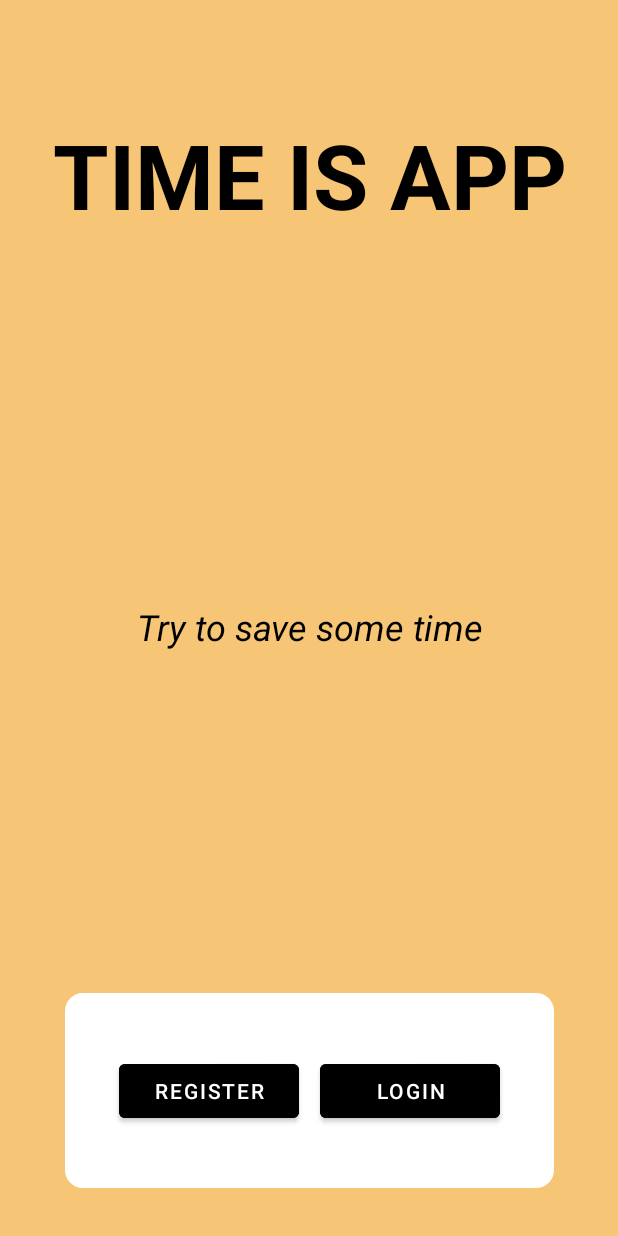
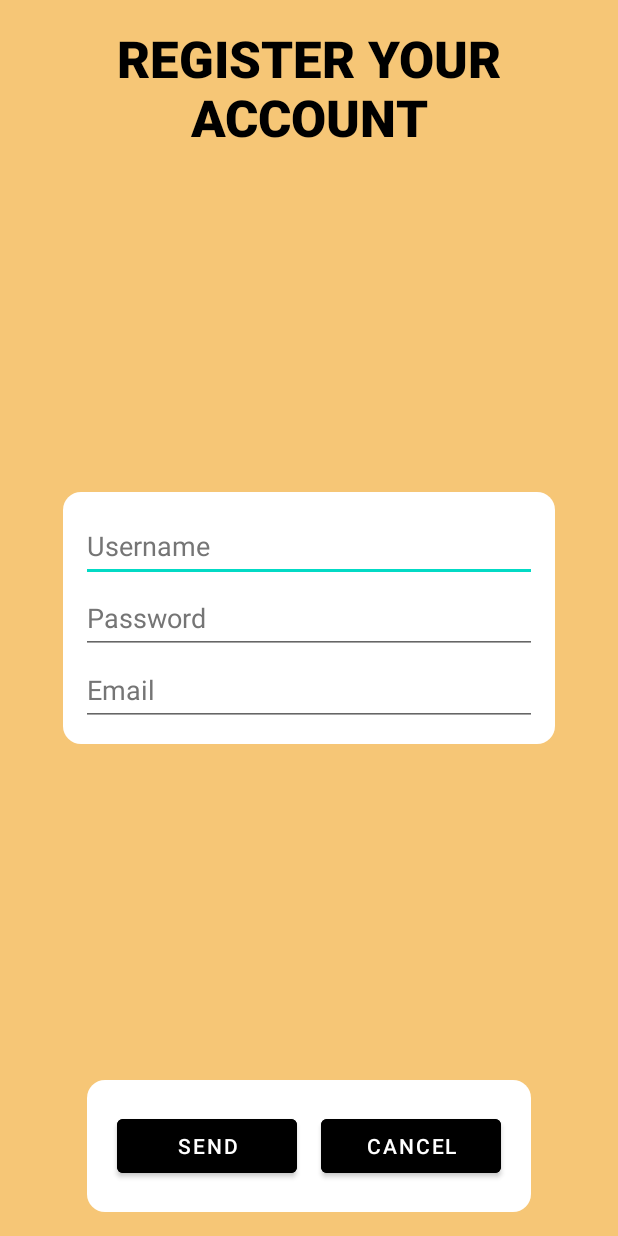
Before and after one commit to Kilne/TimeIsApp, an Android app: the screen it shows after launch (MainActivity before the commit, RegisterActivity after it), after a tap on "REGISTER", on a phone screen of 412 x 824 dp. Run offline under Robolectric (Android 15) with nearby library versions, the phone set to English and light mode, and no system bars.

Commit message:
registrazione completa TODO: Fix catch connessione mancante, logged in activity, already logged in check

```diff
--- a/app/build.gradle
+++ b/app/build.gradle
@@ -1,6 +1,7 @@
 plugins {
     id 'com.android.application'
     id 'org.jetbrains.kotlin.android'
+    id 'org.jetbrains.kotlin.plugin.serialization' version '1.7.20'
 }
 
 android {
@@ -9,7 +10,7 @@ android {
     defaultConfig {
         applicationId "com.example.timeisapp"
         minSdk 28
-        targetSdk 32
+        targetSdk 33
         versionCode 1
         versionName "1.0"
 
--- a/app/src/main/AndroidManifest.xml
+++ b/app/src/main/AndroidManifest.xml
@@ -5,6 +5,7 @@
 
     <uses-permission android:name="android.permission.INTERNET" />
     <application
+        android:enableOnBackInvokedCallback="true"
         android:allowBackup="true"
         android:dataExtractionRules="@xml/data_extraction_rules"
         android:fullBackupContent="@xml/backup_rules"
@@ -13,7 +14,7 @@
         android:roundIcon="@mipmap/ic_launcher_round"
         android:supportsRtl="true"
         android:theme="@style/Theme.TimeIsApp"
-        tools:targetApi="31">
+        tools:targetApi="tiramisu">
         <activity
             android:name=".MainActivity"
             android:exported="true">
@@ -24,6 +25,7 @@
             </intent-filter>
         </activity>
         <activity android:name=".LogInActivity" />
+        <activity android:name=".RegisterActivity" />
     </application>
 
 </manifest>
--- /dev/null
+++ b/app/src/main/java/com/example/timeisapp/RegisterActivity.kt
@@ -0,0 +1,78 @@
+package com.example.timeisapp
+
+import android.content.Intent
+import android.os.Bundle
+import android.widget.Button
+import android.widget.EditText
+import androidx.appcompat.app.AppCompatActivity
+import com.example.timeisapp.database.registerMe
+import com.google.android.material.snackbar.Snackbar
+import kotlinx.coroutines.launch
+import kotlinx.coroutines.runBlocking
+
+class RegisterActivity : AppCompatActivity() {
+    override fun onCreate(savedInstanceState: Bundle?) {
+        super.onCreate(savedInstanceState)
+        setContentView(R.layout.register_layout)
+
+        val sendButton = findViewById<Button>(R.id.register_send_button)
+        val cancelButton = findViewById<Button>(R.id.register_cancel_button)
+        val usernameField = findViewById<EditText>(R.id.username_register)
+        val passwordField = findViewById<EditText>(R.id.password_register)
+        val emailField = findViewById<EditText>(R.id.email_register)
+        val emailRegex = Regex("\\W{2,}|\\s")
+        val emailRegex2 = Regex("[!\"£\$%&/()=?^§°ç:;,#~{}|\\[\\]<>]")
+        val emailRegex3 = Regex("\\.{2,}|-{2,}|_{2,}|\\|/")
+        val atRegex = Regex("@")
+        var registered = false
+
+
+        sendButton.setOnClickListener {
+            if (atRegex.findAll(emailField.text).count() != 1 || emailRegex.containsMatchIn(
+                    emailField.text
+                ) || emailRegex2.containsMatchIn(emailField.text) || emailRegex3.containsMatchIn(
+                    emailField.text
+                ) || atRegex.findAll(emailField.text)
+                    .count() > 1 || atRegex.findAll(emailField.text).count() < 1
+            ) {
+                Snackbar.make(it, "Invalid email", Snackbar.LENGTH_SHORT).show()
+                emailField.text.clear()
+            } else if (usernameField.text.length < 3) {
+                Snackbar.make(it, "Username too short", Snackbar.LENGTH_SHORT).show()
+                usernameField.text.clear()
+            } else if (passwordField.text.length < 8) {
+                Snackbar.make(it, "Password too short", Snackbar.LENGTH_SHORT).show()
+                passwordField.text.clear()
+            } else {
+
+                runBlocking {
+                    launch{
+                        val (responseCode, responseData) = registerMe(
+                            username = usernameField.text.toString(),
+                            password = passwordField.text.toString(),
+                            email = emailField.text.toString()
+                        )
+                        when (responseCode) {
+                            200 -> setResult(RESULT_OK, Intent().putExtra("userData", responseData))
+                            401 -> Snackbar.make(it, "Username or email already in use", Snackbar.LENGTH_SHORT).show()
+                            400 -> Snackbar.make(it, "Connection error", Snackbar.LENGTH_SHORT).show()
+                        }
+                        if (responseCode == 200) {
+                            registered = true
+                        }
+                    }.join()
+                }
+                if (registered) {
+                    finish()
+                }
+            }
+        }
+
+        cancelButton.setOnClickListener {
+            setResult(RESULT_CANCELED)
+            finish()
+        }
+
+
+    }
+}
--- /dev/null
+++ b/app/src/main/res/layout/register_layout.xml
@@ -0,0 +1,127 @@
+<?xml version="1.0" encoding="utf-8"?>
+<androidx.constraintlayout.widget.ConstraintLayout xmlns:android="http://schemas.android.com/apk/res/android"
+    xmlns:app="http://schemas.android.com/apk/res-auto"
+    xmlns:tools="http://schemas.android.com/tools"
+    android:id="@+id/register_layout"
+    android:layout_width="match_parent"
+    android:layout_height="match_parent"
+    android:background="@color/TMAPP">
+
+    <androidx.constraintlayout.widget.ConstraintLayout
+        android:id="@+id/register_form_buttons"
+        android:layout_width="wrap_content"
+        android:layout_height="wrap_content"
+        android:layout_marginStart="32dp"
+        android:layout_marginEnd="32dp"
+        android:layout_marginBottom="16dp"
+        android:background="@drawable/rounded_box"
+        app:layout_constraintBottom_toBottomOf="parent"
+        app:layout_constraintEnd_toEndOf="parent"
+        app:layout_constraintHorizontal_bias="0.5"
+        app:layout_constraintStart_toStartOf="parent">
+
+        <Button
+            android:id="@+id/register_cancel_button"
+            android:layout_width="120dp"
+            android:layout_height="wrap_content"
+            android:layout_marginStart="16dp"
+            android:layout_marginTop="8dp"
+            android:layout_marginEnd="8dp"
+            android:layout_marginBottom="8dp"
+            android:backgroundTint="@color/black"
+            android:text="@string/cancel"
+            app:layout_constraintBottom_toBottomOf="parent"
+            app:layout_constraintEnd_toEndOf="parent"
+            app:layout_constraintStart_toEndOf="@+id/register_send_button"
+            app:layout_constraintTop_toTopOf="parent" />
+
+        <Button
+            android:id="@+id/register_send_button"
+            android:layout_width="120dp"
+            android:layout_height="wrap_content"
+            android:layout_marginStart="8dp"
+            android:layout_marginTop="8dp"
+            android:layout_marginBottom="8dp"
+            android:backgroundTint="@color/black"
+            android:text="@string/send"
+            app:layout_constraintBottom_toBottomOf="parent"
+            app:layout_constraintStart_toStartOf="parent"
+            app:layout_constraintTop_toTopOf="parent" />
+    </androidx.constraintlayout.widget.ConstraintLayout>
+
+    <TextView
+        android:id="@+id/register_form"
+        android:layout_width="288dp"
+        android:layout_height="88dp"
+        android:layout_marginStart="24dp"
+        android:layout_marginTop="16dp"
+        android:layout_marginEnd="24dp"
+        android:fontFamily="sans-serif-black"
+        android:text="@string/register_form"
+        android:textAlignment="center"
+        android:textAppearance="@style/TextAppearance.AppCompat.Body1"
+        android:textColor="@color/black"
+        android:textSize="34sp"
+        android:textStyle="bold"
+        app:layout_constraintEnd_toEndOf="parent"
+        app:layout_constraintHorizontal_bias="0.5"
+        app:layout_constraintStart_toStartOf="parent"
+        app:layout_constraintTop_toTopOf="parent" />
+
+    <androidx.constraintlayout.widget.ConstraintLayout
+        android:id="@+id/register_box"
+        android:layout_width="328dp"
+        android:layout_height="wrap_content"
+        android:background="@drawable/rounded_box"
+        app:layout_constraintBottom_toTopOf="@+id/register_form_buttons"
+        app:layout_constraintEnd_toEndOf="parent"
+        app:layout_constraintHorizontal_bias="0.5"
+        app:layout_constraintStart_toStartOf="parent"
+        app:layout_constraintTop_toBottomOf="@+id/register_form">
+
+        <EditText
+            android:id="@+id/username_register"
+            android:layout_width="0dp"
+            android:layout_height="wrap_content"
+            android:autofillHints=""
+            android:ems="10"
+            android:hint="@string/username"
+            android:inputType="textPersonName"
+            android:minHeight="48dp"
+            android:textColorHint="#757575"
+            app:layout_constraintEnd_toEndOf="parent"
+            app:layout_constraintStart_toStartOf="parent"
+            app:layout_constraintTop_toTopOf="parent" />
+
+        <EditText
+            android:id="@+id/password_register"
+            android:layout_width="0dp"
+            android:layout_height="wrap_content"
+            android:autofillHints="@string/password"
+            android:ems="10"
+            android:hint="@string/password"
+            android:inputType="textPassword"
+            android:minHeight="48dp"
+            android:textColorHint="#757575"
+            app:layout_constraintEnd_toEndOf="parent"
+            app:layout_constraintStart_toStartOf="parent"
+            app:layout_constraintTop_toBottomOf="@+id/username_register" />
+
+        <EditText
+            android:id="@+id/email_register"
+            android:layout_width="0dp"
+            android:layout_height="wrap_content"
+            android:autofillHints=""
+            android:ems="10"
+            android:hint="@string/email"
+            android:inputType="textEmailAddress"
+            android:minHeight="48dp"
+            android:textColorHint="#757575"
+            app:layout_constraintEnd_toEndOf="parent"
+            app:layout_constraintHorizontal_bias="0.666"
+            app:layout_constraintStart_toStartOf="parent"
+            app:layout_constraintTop_toBottomOf="@+id/password_register" />
+
+    </androidx.constraintlayout.widget.ConstraintLayout>
+
+</androidx.constraintlayout.widget.ConstraintLayout>
--- a/app/src/main/res/values/strings.xml
+++ b/app/src/main/res/values/strings.xml
@@ -7,10 +7,9 @@
     <string name="email">Email</string>
     <string name="password">Password</string>
     <string name="login">Login</string>
-    <string name="register_form">Register Form</string>
+    <string name="register_form">REGISTER YOUR ACCOUNT</string>
     <string name="login_form">LOG IN</string>
     <string name="username">Username</string>
     <string name="send">Send</string>
     <string name="cancel">Cancel</string>
-
 </resources>
```
Also changed, not shown: app/src/main/java/com/example/timeisapp/LogInActivity.kt (+8 -15 lines), app/src/main/java/com/example/timeisapp/MainActivity.kt (+66 -18 lines), app/src/main/java/com/example/timeisapp/database/Request.kt (+25 -18 lines), app/src/main/java/com/example/timeisapp/database/databaseORM.kt (+35 -2 lines), app/src/main/res/layout/login_layout.xml (+5 -5 lines).
